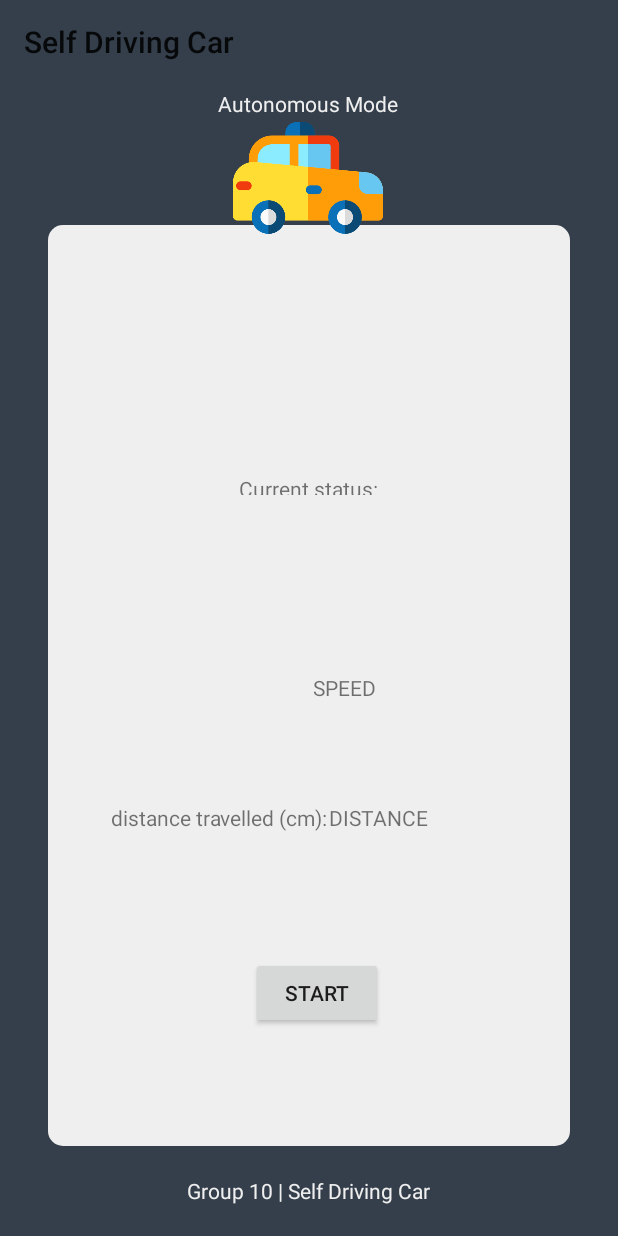
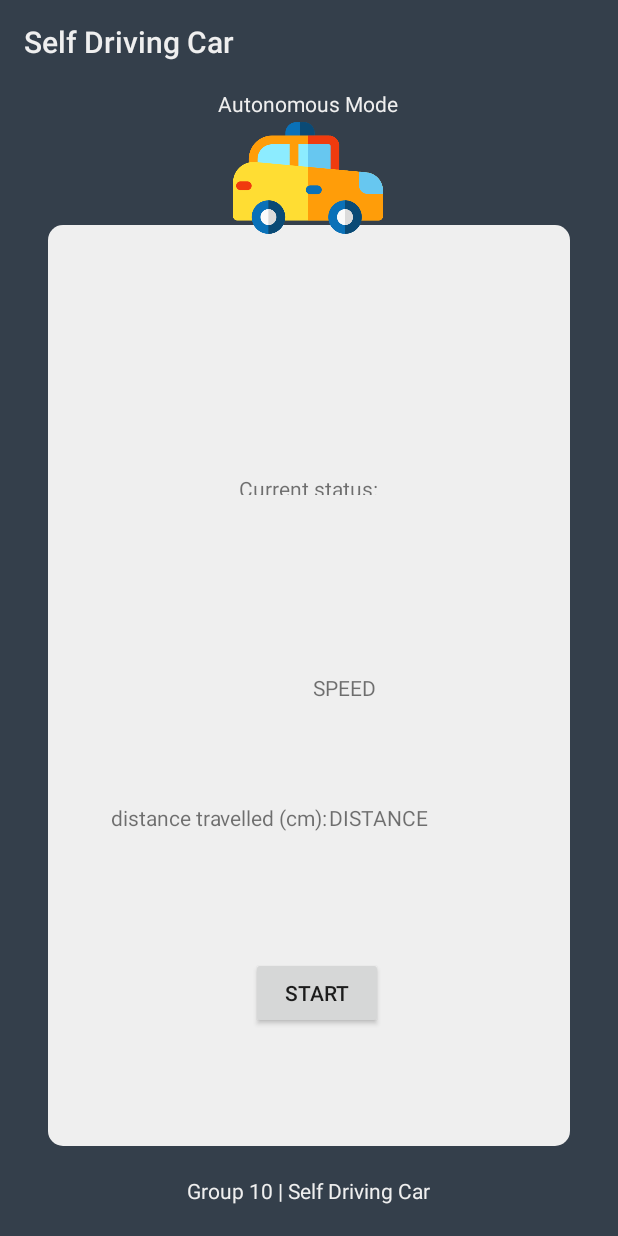
Before and after one commit to DIT112-V19/group-10, an Android app: the AutonomousMode screen opened directly, with no data from a screen before it, on a phone screen of 412 x 824 dp. Run offline under Robolectric (Android 15) with nearby library versions, the light colour scheme and no system bars.

Commit message:
feature: added custom toolbar to home and auto screens

```diff
--- a/carMobileApp/app/src/main/java/com/group10app/AutonomousMode.java
+++ b/carMobileApp/app/src/main/java/com/group10app/AutonomousMode.java
@@ -26,6 +26,7 @@ public class AutonomousMode extends AppCompatActivity {
 
         Toolbar toolbar = findViewById(R.id.toolbar);
         setSupportActionBar(toolbar);
+
     }
 
     // Updates the current status
--- a/carMobileApp/app/src/main/res/layout/activity_autonomous_mode.xml
+++ b/carMobileApp/app/src/main/res/layout/activity_autonomous_mode.xml
@@ -13,6 +13,7 @@
         android:layout_height="?attr/actionBarSize"
         android:layout_marginBottom="4dp"
         android:background="@color/colorBackgroundDark"
+        app:titleTextColor="@color/colorPrimary"
         android:theme="@style/ThemeOverlay.AppCompat.ActionBar"
         app:layout_constraintBottom_toTopOf="@+id/header"
         app:layout_constraintEnd_toEndOf="parent"
@@ -33,7 +34,7 @@
         android:width="100dp"
         android:height="100dp"
         android:background="@color/colorBackgroundDark"
-        android:theme="@style/ThemeOverlay.AppCompat.ActionBar"
+        android:theme="@style/AppTheme.AppBarOverlay"
         app:layout_constraintBottom_toBottomOf="parent"
         app:layout_constraintEnd_toEndOf="parent"
         app:layout_constraintHorizontal_bias="0.0"
--- a/carMobileApp/app/src/main/res/values/colors.xml
+++ b/carMobileApp/app/src/main/res/values/colors.xml
@@ -1,7 +1,7 @@
 <?xml version="1.0" encoding="utf-8"?>
 <resources>
     <!--Default colours-->
-    <color name="colorPrimary">#008577</color>
+    <color name="colorPrimary">#EFEFEF</color>
     <color name="colorPrimaryDark">#00574B</color>
     <color name="colorAccent">#D81B60</color>
 
--- a/carMobileApp/app/src/main/res/values/styles.xml
+++ b/carMobileApp/app/src/main/res/values/styles.xml
@@ -11,7 +11,7 @@
 
     <!--Toolbar-->
     <style name="AppTheme.AppBarOverlay" parent="ThemeOverlay.AppCompat.Dark.ActionBar">
-        <item name="android:textColor">@color/textColorLight</item>
+        <item name="android:textColorPrimary">@color/colorPrimary</item>
         <item name="android:background">@color/colorBackgroundDark</item>
     </style>
 
```
